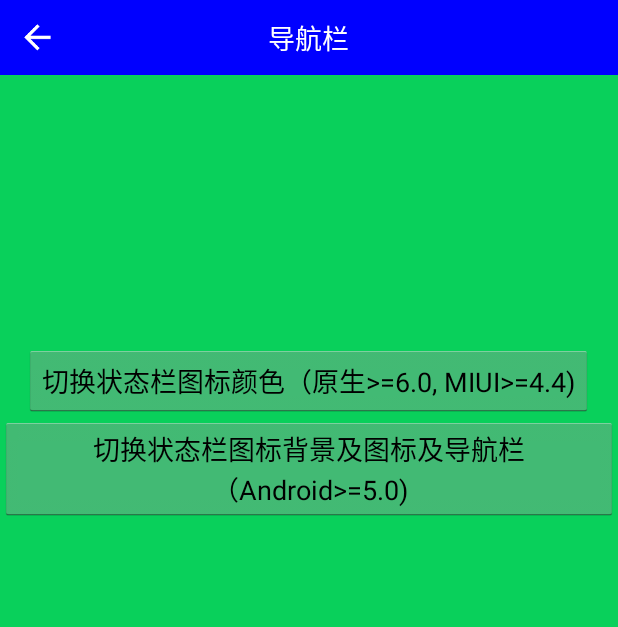
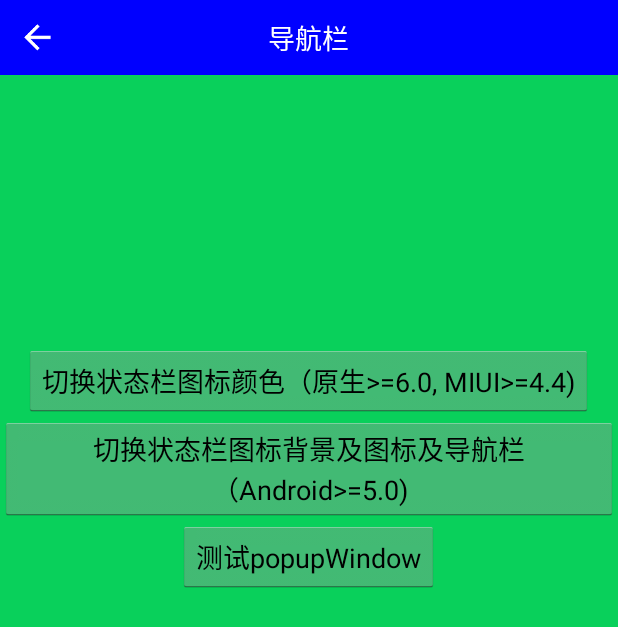
Before and after one commit to alfiewm/ballin-ninja, an Android app: the SolidStatusBarActivity screen opened directly, with no data from a screen before it, on a phone screen of 412 x 824 dp. Shown: the top 627 px of the screen. Run offline under Robolectric (Android 15) with nearby library versions, the phone set to English and light mode, and no system bars; our stand-ins replace ButterKnife.

Commit message:
samsung popup window test.

```diff
--- a/StatusBarTint-v2/app/src/main/res/layout/activity_solid_status_bar.xml
+++ b/StatusBarTint-v2/app/src/main/res/layout/activity_solid_status_bar.xml
@@ -52,4 +52,12 @@
         android:onClick="onClick"
         android:text="切换状态栏图标背景及图标及导航栏（Android>=5.0)" />
 
+    <Button
+        android:id="@+id/btn_pop_window"
+        android:layout_width="wrap_content"
+        android:layout_height="wrap_content"
+        android:layout_gravity="center"
+        android:onClick="onClick"
+        android:text="测试popupWindow" />
+
 </LinearLayout>
```
Also changed, not shown: StatusBarTint-v2/app/src/main/java/meng/statusbartint/ui/SolidStatusBarActivity.java (+30 -1 lines), StatusBarTint-v2/app/src/main/res/layout/view_popup.xml (added, +24 -0 lines).
